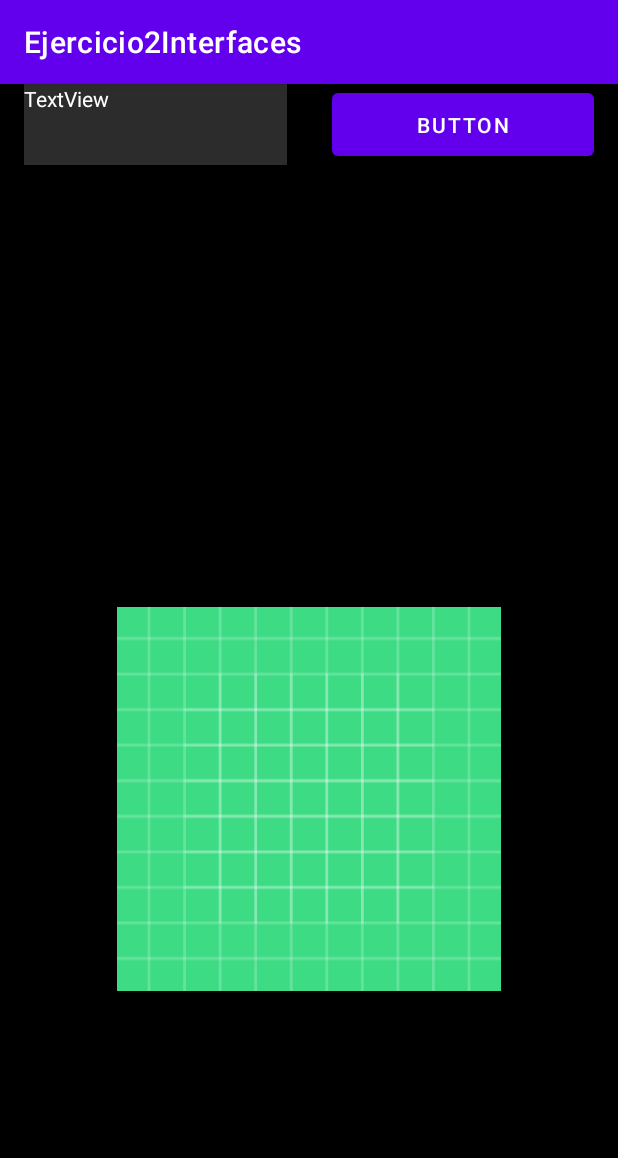
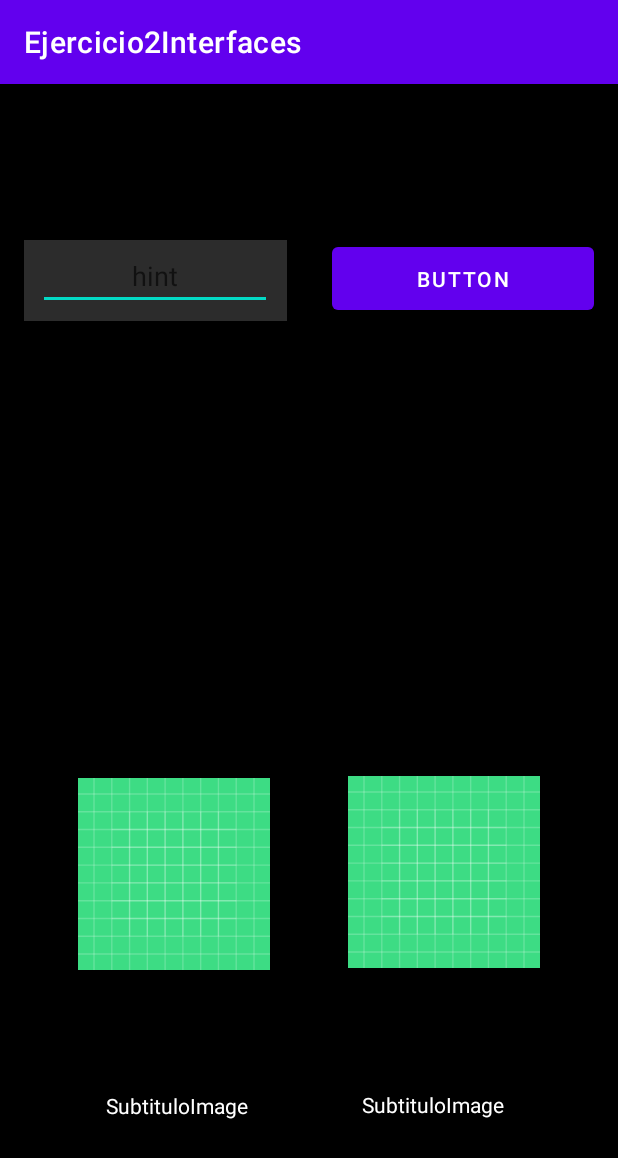
Before and after one commit to dani78w/Ejercicio2InterfacesDaniel, an Android app: the screen it shows after launch (MainActivity), on a phone screen of 412 x 824 dp. Shown: the top 1158 px of the screen. Run offline under Robolectric (Android 15) with nearby library versions, the phone set to English and light mode, and no system bars.

```diff
--- a/app/src/main/java/com/gmail/danielarribas78w/ejercicio2interfaces/MainActivity.kt
+++ b/app/src/main/java/com/gmail/danielarribas78w/ejercicio2interfaces/MainActivity.kt
@@ -4,6 +4,7 @@ import androidx.appcompat.app.AppCompatActivity
 import android.os.Bundle
 
 class MainActivity : AppCompatActivity() {
+
     override fun onCreate(savedInstanceState: Bundle?) {
         super.onCreate(savedInstanceState)
         setContentView(R.layout.activity_main)
--- a/app/src/main/res/layout/activity_main.xml
+++ b/app/src/main/res/layout/activity_main.xml
@@ -5,54 +5,107 @@
     android:layout_width="match_parent"
     android:layout_height="match_parent"
     android:background="#000000"
-    tools:context=".MainActivity">
+    tools:context=".MainActivity"
+    tools:layout_editor_absoluteX="-11dp"
+    tools:layout_editor_absoluteY="0dp">
 
     <TextView
         android:id="@+id/textView2"
         android:layout_width="0dp"
         android:layout_height="54dp"
         android:layout_marginStart="16dp"
+        android:layout_marginTop="104dp"
         android:background="#2C2C2C"
-        android:text="TextView"
         android:textColor="#FFFFFF"
         app:layout_constraintEnd_toStartOf="@+id/button2"
         app:layout_constraintHorizontal_bias="0.5"
         app:layout_constraintStart_toStartOf="parent"
-        tools:layout_editor_absoluteY="28dp" />
+        app:layout_constraintTop_toTopOf="parent" />
 
     <Button
         android:id="@+id/button2"
         android:layout_width="0dp"
         android:layout_height="54dp"
         android:layout_marginStart="30dp"
+        android:layout_marginTop="36dp"
         android:layout_marginEnd="16dp"
         android:text="Button"
+        app:layout_constraintBottom_toTopOf="@+id/imageView3"
         app:layout_constraintEnd_toEndOf="parent"
         app:layout_constraintHorizontal_bias="0.5"
         app:layout_constraintStart_toEndOf="@+id/textView2"
-        tools:layout_editor_absoluteY="28dp" />
+        app:layout_constraintTop_toTopOf="parent"
+        app:layout_constraintVertical_bias="0.465" />
 
     <ImageView
         android:id="@+id/imageView"
-        android:layout_width="256dp"
-        android:layout_height="282dp"
+        android:layout_width="128dp"
+        android:layout_height="136dp"
         android:layout_marginTop="224dp"
         app:layout_constraintBottom_toTopOf="@+id/textView3"
-        app:layout_constraintEnd_toEndOf="parent"
+        app:layout_constraintEnd_toStartOf="@+id/imageView2"
+        app:layout_constraintHorizontal_bias="0.5"
         app:layout_constraintStart_toStartOf="parent"
         app:layout_constraintTop_toBottomOf="@+id/textView2"
         app:layout_constraintVertical_bias="0.48000002"
         app:srcCompat="@drawable/ic_launcher_background" />
 
+    <ImageView
+        android:id="@+id/imageView2"
+        android:layout_width="128dp"
+        android:layout_height="136dp"
+        android:layout_marginTop="224dp"
+        app:layout_constraintBottom_toTopOf="@+id/textView4"
+        app:layout_constraintEnd_toEndOf="parent"
+        app:layout_constraintHorizontal_bias="0.5"
+        app:layout_constraintStart_toEndOf="@+id/imageView"
+        app:layout_constraintTop_toBottomOf="@+id/button2"
+        app:srcCompat="@drawable/ic_launcher_background" />
+
+    <TextView
+        android:id="@+id/textView4"
+        android:layout_width="100dp"
+        android:layout_height="20dp"
+        android:text="SubtituloImagenPrueba"
+        android:textColor="#FFFFFF"
+        app:layout_constraintBottom_toBottomOf="parent"
+        app:layout_constraintEnd_toEndOf="parent"
+        app:layout_constraintHorizontal_bias="0.5"
+        app:layout_constraintStart_toEndOf="@+id/textView3"
+        app:layout_constraintTop_toBottomOf="@+id/imageView2" />
+
     <TextView
         android:id="@+id/textView3"
-        android:layout_width="wrap_content"
-        android:layout_height="wrap_content"
-        android:layout_marginTop="16dp"
-        android:text="TextView"
+        android:layout_width="100dp"
+        android:layout_height="20dp"
+        android:text="SubtituloImagenPrueba"
+        android:textColor="#FFFFFF"
         app:layout_constraintBottom_toBottomOf="parent"
-        app:layout_constraintEnd_toEndOf="parent"
+        app:layout_constraintEnd_toStartOf="@+id/textView4"
+        app:layout_constraintHorizontal_bias="0.5"
         app:layout_constraintStart_toStartOf="parent"
         app:layout_constraintTop_toBottomOf="@+id/imageView" />
 
+    <ImageView
+        android:id="@+id/imageView3"
+        android:layout_width="260dp"
+        android:layout_height="151dp"
+        app:layout_constraintBottom_toTopOf="@+id/imageView"
+        app:layout_constraintEnd_toEndOf="parent"
+        app:layout_constraintStart_toStartOf="parent"
+        app:layout_constraintTop_toBottomOf="@+id/textView2"
+        tools:srcCompat="@tools:sample/backgrounds/scenic" />
+
+    <com.google.android.material.textfield.TextInputEditText
+        android:id="@+id/CajaTexto"
+        android:layout_width="156dp"
+        android:layout_height="39dp"
+        android:hint="hint"
+        android:textAlignment="center"
+        android:textColor="#FFFFFF"
+        app:layout_constraintBottom_toBottomOf="@+id/textView2"
+        app:layout_constraintEnd_toEndOf="@+id/textView2"
+        app:layout_constraintStart_toStartOf="@+id/textView2"
+        app:layout_constraintTop_toTopOf="@+id/textView2" />
+
 </androidx.constraintlayout.widget.ConstraintLayout>
```
